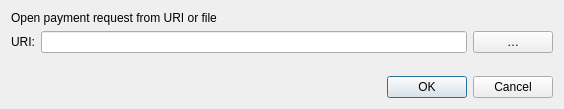
Qt form src/qt/forms/openuridialog.ui (GeorgeRDG/litecoinz) before a commit.
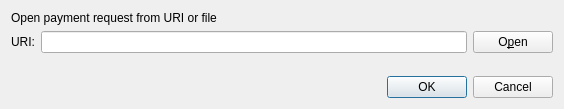
The same form after that commit. Icons and pictures are not drawn. Custom widgets are drawn as their Qt base class.

```diff
--- a/src/qt/forms/openuridialog.ui
+++ b/src/qt/forms/openuridialog.ui
@@ -39,7 +39,11 @@
         <string>Select payment request file</string>
        </property>
        <property name="text">
-        <string notr="true">…</string>
+        <string notr="true">O&amp;pen</string>
+       </property>
+       <property name="icon">
+        <iconset resource="../bitcoin.qrc">
+         <normaloff>:/images/res/images/open.png</normaloff>:/images/res/images/open.png</iconset>
        </property>
        <property name="autoDefault">
         <bool>false</bool>
```
Left out of the diff: 4 changed lines with no effect on the pictures.
